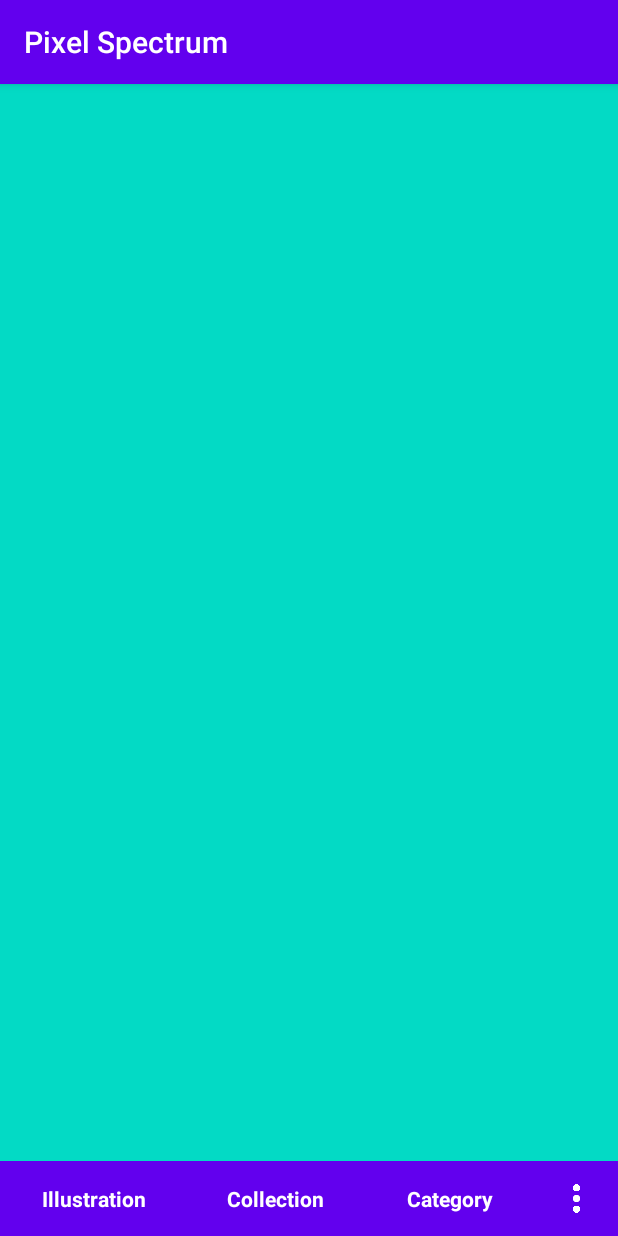
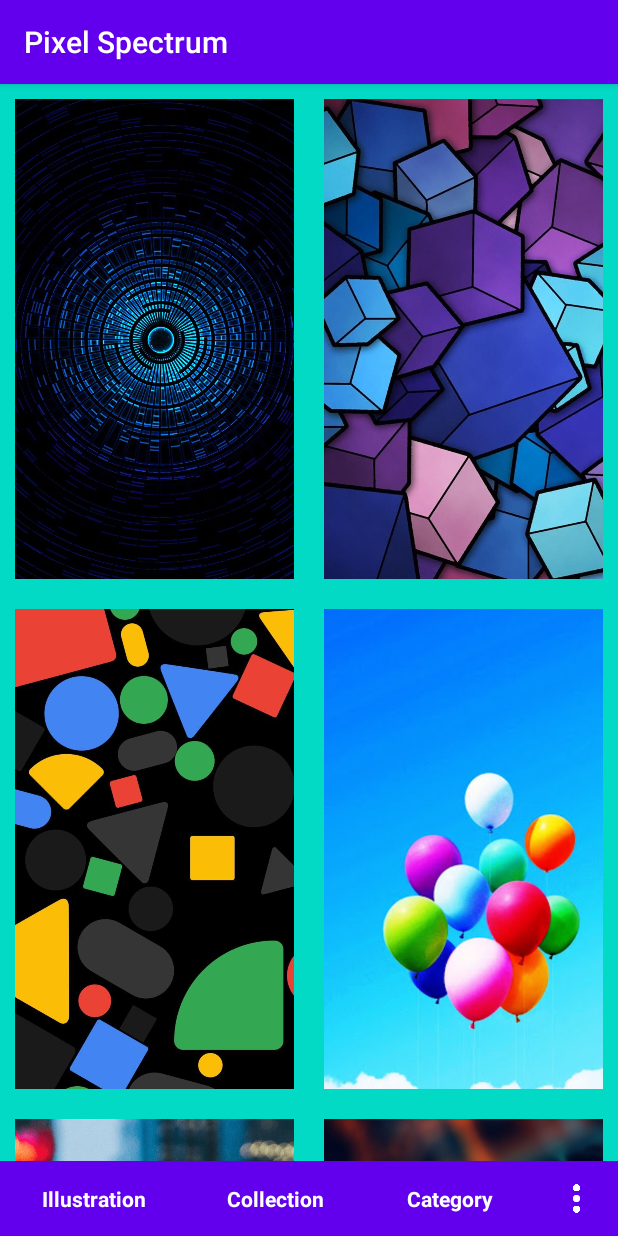
Before and after one commit to DevsLeaders/PixelSpectrum, an Android app: the screen it shows after launch (MainActivity), on a phone screen of 412 x 824 dp. Run offline under Robolectric (Android 15) with nearby library versions, the phone set to English and light mode, and no system bars.

Commit message:
Huge change was made, Added Main Activity, Image adapter, Full screen Image viewer activity

```diff
--- a/app/build.gradle
+++ b/app/build.gradle
@@ -31,4 +31,5 @@ dependencies {
     testImplementation 'junit:junit:4.12'
     androidTestImplementation 'androidx.test.ext:junit:1.1.1'
     androidTestImplementation 'androidx.test.espresso:espresso-core:3.2.0'
+    implementation 'androidx.recyclerview:recyclerview:1.1.0'
 }
--- a/app/src/main/AndroidManifest.xml
+++ b/app/src/main/AndroidManifest.xml
@@ -9,7 +9,8 @@
         android:roundIcon="@mipmap/ic_launcher_round"
         android:supportsRtl="true"
         android:theme="@style/AppTheme">
-        <activity android:name=".MainActivity"></activity>
+        <activity android:name=".FullScreenImageViewer"></activity>
+        <activity android:name=".MainActivity" />
         <activity android:name=".SplashScreen">
             <intent-filter>
                 <action android:name="android.intent.action.MAIN" />
--- /dev/null
+++ b/app/src/main/java/com/devsleaders/pixelspectrum/ImageAddapter.java
@@ -0,0 +1,65 @@
+package com.devsleaders.pixelspectrum;
+
+import android.content.Context;
+import android.content.Intent;
+import android.view.LayoutInflater;
+import android.view.View;
+import android.view.ViewGroup;
+import android.widget.ImageView;
+
+import androidx.annotation.NonNull;
+import androidx.recyclerview.widget.RecyclerView;
+
+public class ImageAddapter extends RecyclerView.Adapter<ImageAddapter.MyImageViewHolder>{
+
+    private int[] images;
+    Context context;
+
+    ImageAddapter(Context context, int[] images){
+        this.context = context;
+        this.images = images;
+    }
+
+    @NonNull
+    @Override
+    public MyImageViewHolder onCreateViewHolder(@NonNull ViewGroup parent, int viewType) {
+        View view = LayoutInflater.from(parent.getContext()).inflate(R.layout.image_row, parent, false);
+
+        MyImageViewHolder imageViewHolder = new MyImageViewHolder(view);
+
+        return imageViewHolder;
+    }
+
+    @Override
+    public void onBindViewHolder(@NonNull MyImageViewHolder holder, final int position) {
+        holder.imageView.setImageResource(images[position]);
+
+        holder.itemView.setOnClickListener(new View.OnClickListener() {
+            @Override
+            public void onClick(View v) {
+
+                Intent intent = new Intent(context, FullScreenImageViewer.class);
+                intent.putExtra("position", position);
+                intent.putExtra("images", images);
+                context.startActivity(intent);
+            }
+        });
+    }
+
+    @Override
+    public int getItemCount() {
+        return images.length;
+    }
+
+    public class MyImageViewHolder extends RecyclerView.ViewHolder {
+
+        ImageView imageView;
+
+        public MyImageViewHolder(@NonNull View itemView) {
+            super(itemView);
+            imageView = itemView.findViewById(R.id.imageId);
+        }
+    }
+
+
+}
--- a/app/src/main/java/com/devsleaders/pixelspectrum/MainActivity.java
+++ b/app/src/main/java/com/devsleaders/pixelspectrum/MainActivity.java
@@ -1,14 +1,30 @@
 package com.devsleaders.pixelspectrum;
 
 import androidx.appcompat.app.AppCompatActivity;
+import androidx.recyclerview.widget.GridLayoutManager;
+import androidx.recyclerview.widget.RecyclerView;
 
 import android.os.Bundle;
 
 public class MainActivity extends AppCompatActivity {
 
+    private int[] images = {R.drawable.wallpaper1, R.drawable.wallpaper2, R.drawable.wallpaper3, R.drawable.wallpaper4, R.drawable.wallpaper5, R.drawable.wallpaper6, R.drawable.wallpaper7, R.drawable.wallpaper8};
+
+    private RecyclerView recyclerView;
+    private RecyclerView.LayoutManager layoutManager;
+    private ImageAddapter imageAddapter;
+
     @Override
     protected void onCreate(Bundle savedInstanceState) {
         super.onCreate(savedInstanceState);
         setContentView(R.layout.activity_main);
+
+        recyclerView = findViewById(R.id.recyclerView);
+        layoutManager = new GridLayoutManager(this, 2);
+        recyclerView.setHasFixedSize(true);
+        recyclerView.setLayoutManager(layoutManager);
+
+        imageAddapter = new ImageAddapter(this, images);
+        recyclerView.setAdapter(imageAddapter);
     }
 }
--- /dev/null
+++ b/app/src/main/res/layout/image_row.xml
@@ -0,0 +1,15 @@
+<?xml version="1.0" encoding="utf-8"?>
+<LinearLayout xmlns:android="http://schemas.android.com/apk/res/android"
+    android:orientation="vertical"
+    android:layout_width="wrap_content"
+    android:layout_height="wrap_content"
+    android:padding="10dp">
+
+    <ImageView
+        android:id="@+id/imageId"
+        android:layout_width="200dp"
+        android:layout_height="320dp"
+        android:adjustViewBounds="true"
+        android:scaleType="centerCrop"/>
+
+</LinearLayout>
```
Also changed, not shown: app/src/main/java/com/devsleaders/pixelspectrum/FullScreenImageViewer.java (added, +14 -0 lines), app/src/main/res/layout/activity_full_screen_image_viewer.xml (added, +36 -0 lines), app/src/main/res/drawable/option_icon.png (added), app/src/main/res/drawable/wallpaper1.jpg (added), app/src/main/res/drawable/wallpaper2.jpg (added), app/src/main/res/drawable/wallpaper3.jpg (added), app/src/main/res/drawable/wallpaper4.jpg (added), app/src/main/res/drawable/wallpaper5.png (added), app/src/main/res/drawable/wallpaper6.jpg (added), app/src/main/res/drawable/wallpaper7.jpg (added), 1 other file.
